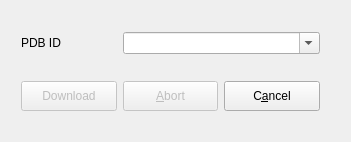
Qt form source/VIEW/DIALOGS/downloadPDBFile.ui (BALL-Project/ball) before a commit.
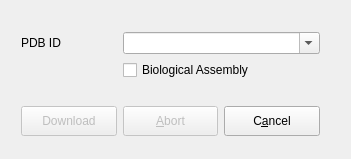
The same form after that commit.

Commit message:
DownloadPDBDialog: Flag for Biological Assembly
Added a check box that enables direct download of
Biological Assembly (Biological Unit) from PDB.

Diff of the .ui file:
```diff
--- a/source/VIEW/DIALOGS/downloadPDBFile.ui
+++ b/source/VIEW/DIALOGS/downloadPDBFile.ui
@@ -7,29 +7,26 @@
     <x>0</x>
     <y>0</y>
     <width>351</width>
-    <height>142</height>
+    <height>159</height>
    </rect>
   </property>
   <property name="windowTitle">
    <string>Download a structure file from www.rcsb.org</string>
   </property>
-  <widget class="QWidget" name="">
+  <widget class="QWidget" name="layoutWidget">
    <property name="geometry">
     <rect>
      <x>10</x>
      <y>21</y>
      <width>321</width>
-     <height>101</height>
+     <height>121</height>
     </rect>
    </property>
    <layout class="QGridLayout" name="gridLayout">
-    <item row="0" column="0">
-     <widget class="QLabel" name="textLabel1">
+    <item row="2" column="0" colspan="3">
+     <widget class="QLabel" name="progress_label">
       <property name="text">
-       <string>PDB ID</string>
-      </property>
-      <property name="alignment">
-       <set>Qt::AlignLeading|Qt::AlignLeft|Qt::AlignVCenter</set>
+       <string/>
       </property>
      </widget>
     </item>
@@ -52,14 +49,7 @@
       </property>
      </widget>
     </item>
-    <item row="1" column="0" colspan="3">
-     <widget class="QLabel" name="progress_label">
-      <property name="text">
-       <string/>
-      </property>
-     </widget>
-    </item>
-    <item row="2" column="0">
+    <item row="3" column="0">
      <widget class="QPushButton" name="download">
       <property name="enabled">
        <bool>false</bool>
@@ -84,7 +74,7 @@
       </property>
      </widget>
     </item>
-    <item row="2" column="1">
+    <item row="3" column="1">
      <widget class="QPushButton" name="button_abort">
       <property name="enabled">
        <bool>false</bool>
@@ -109,7 +99,7 @@
       </property>
      </widget>
     </item>
-    <item row="2" column="2">
+    <item row="3" column="2">
      <widget class="QPushButton" name="buttonClose">
       <property name="minimumSize">
        <size>
@@ -131,6 +121,23 @@
       </property>
      </widget>
     </item>
+    <item row="0" column="0">
+     <widget class="QLabel" name="textLabel1">
+      <property name="text">
+       <string>PDB ID</string>
+      </property>
+      <property name="alignment">
+       <set>Qt::AlignLeading|Qt::AlignLeft|Qt::AlignVCenter</set>
+      </property>
+     </widget>
+    </item>
+    <item row="1" column="1" colspan="2">
+     <widget class="QCheckBox" name="checkbox_biounit">
+      <property name="text">
+       <string>Biological Assembly</string>
+      </property>
+     </widget>
+    </item>
    </layout>
   </widget>
  </widget>
```
The commit also changes 2 other files.
